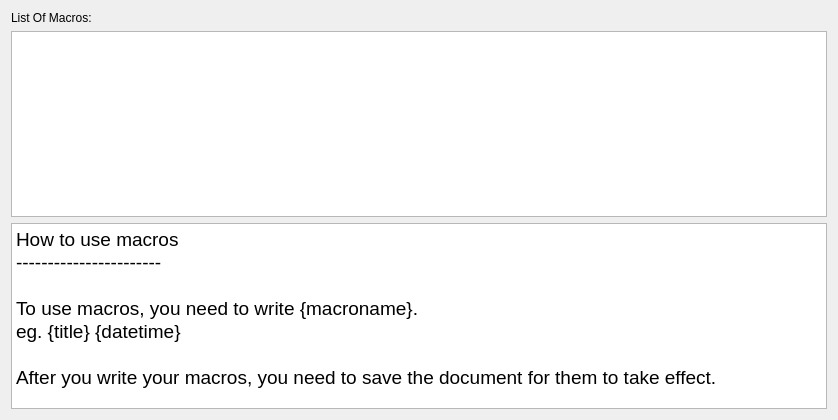
This is Dialogs/macrohelp.ui in UnkindledTwo/TreeNotes as Qt 5 draws it before an edit. The edited form follows.
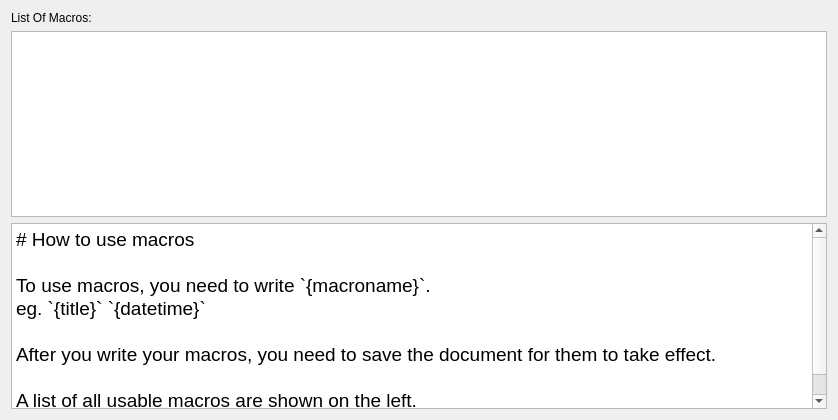
This is the edited form. Custom widgets are drawn as their Qt base class.

The edit to the form file:
```diff
--- a/Dialogs/macrohelp.ui
+++ b/Dialogs/macrohelp.ui
@@ -31,19 +31,30 @@
        <pointsize>14</pointsize>
       </font>
      </property>
+     <property name="readOnly">
+      <bool>true</bool>
+     </property>
      <property name="plainText">
-      <string>How to use macros
------------------------
+      <string># How to use macros
 
-To use macros, you need to write {macroname}.
-eg. {title} {datetime}
+To use macros, you need to write `{macroname}`.
+eg. `{title}` `{datetime}`
 
-After you write your macros, you need to save the document for them to take effect.</string>
+After you write your macros, you need to save the document for them to take effect.
+
+A list of all usable macros are shown on the left.</string>
      </property>
     </widget>
    </item>
   </layout>
  </widget>
+ <customwidgets>
+  <customwidget>
+   <class>PlainTextEdit</class>
+   <extends>QPlainTextEdit</extends>
+   <header location="global">plaintextedit.h</header>
+  </customwidget>
+ </customwidgets>
  <resources/>
  <connections/>
 </ui>
```
Left out of the diff: 2 changed lines with no effect on the pictures.
